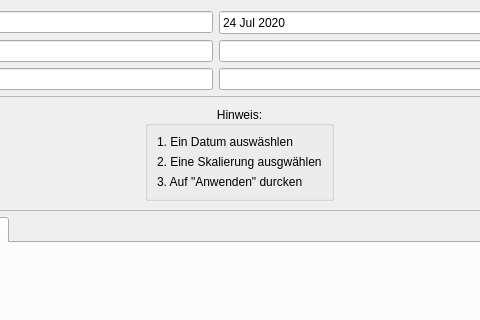
The window that src/belgien.ui (JosephBisso/Starlink) describes before a commit, drawn with Qt 5; both pictures show x 284 to 764 and y 0 to 320 of the 1000 by 700 pixel window.
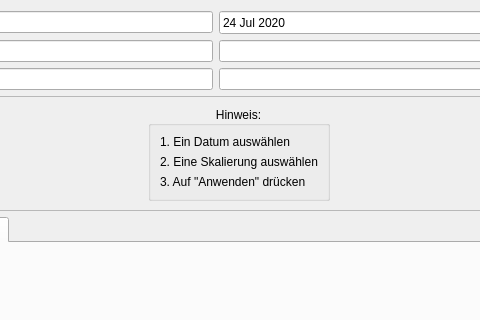
The same window after the commit.

```diff
--- a/src/belgien.ui
+++ b/src/belgien.ui
@@ -201,21 +201,21 @@
          <item row="0" column="0">
           <widget class="QLabel" name="label">
            <property name="text">
-            <string>1. Ein Datum auswäshlen</string>
+            <string>1. Ein Datum auswählen</string>
            </property>
           </widget>
          </item>
          <item row="1" column="0">
           <widget class="QLabel" name="label_2">
            <property name="text">
-            <string>2. Eine Skalierung ausgwählen</string>
+            <string>2. Eine Skalierung auswählen</string>
            </property>
           </widget>
          </item>
          <item row="2" column="0">
           <widget class="QLabel" name="label_3">
            <property name="text">
-            <string>3. Auf &quot;Anwenden&quot; durcken</string>
+            <string>3. Auf &quot;Anwenden&quot; drücken</string>
            </property>
           </widget>
          </item>
```
